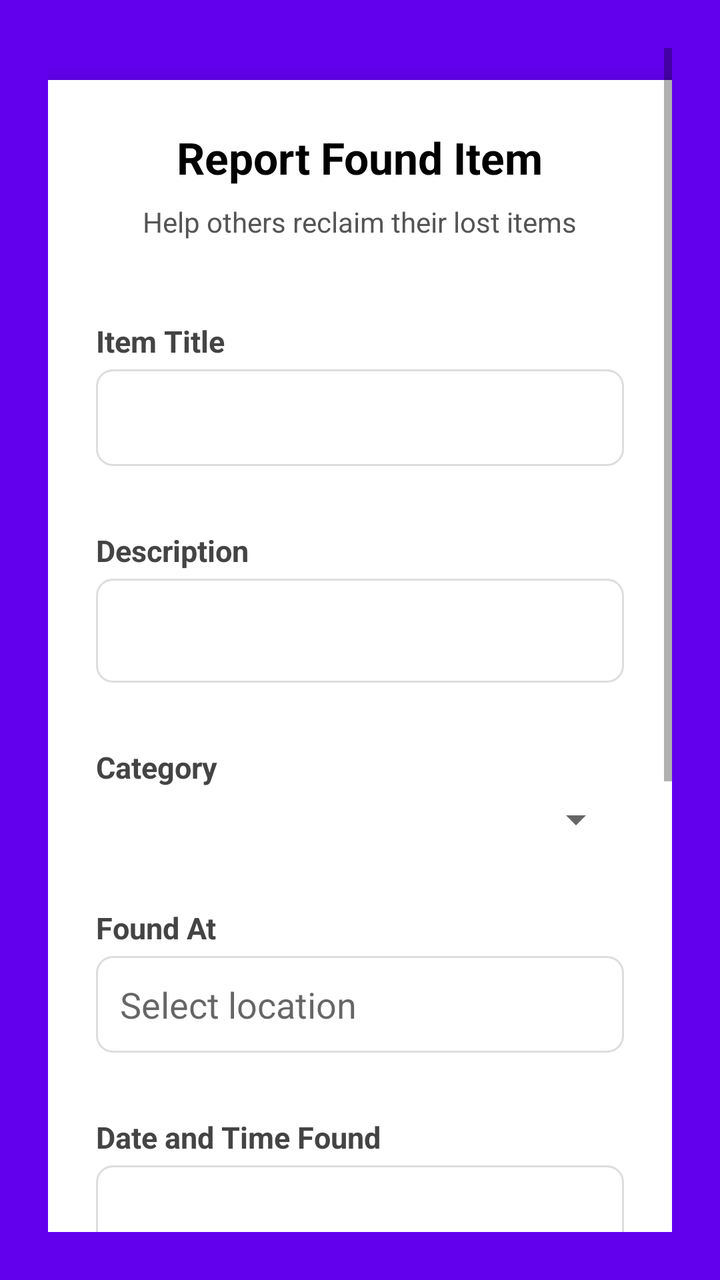
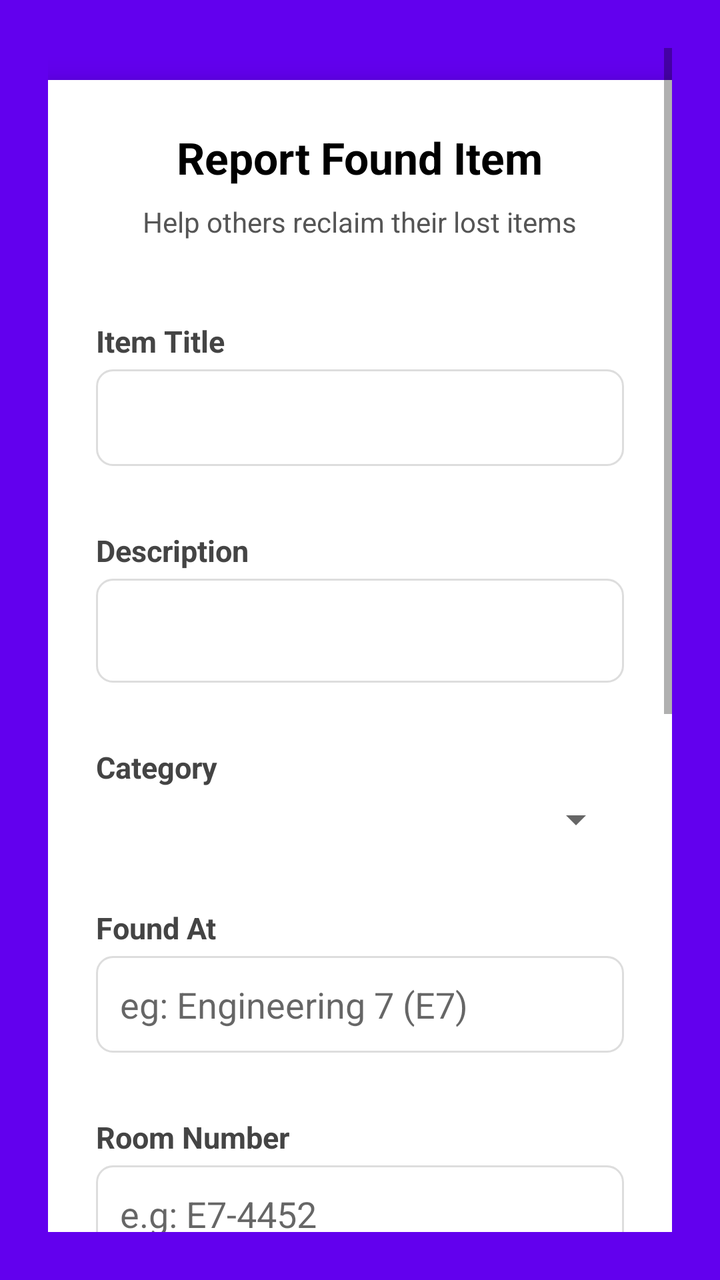

An Android layout rendered at two revisions. The XML below is the earlier revision; the diff shows what the commit changed to produce the second picture.
<!-- AndroidManifest.xml: application theme Theme.WatUFound -->
<!-- res/layout/fragment_found_form.xml -->
<?xml version="1.0" encoding="utf-8"?>
<ScrollView xmlns:android="http://schemas.android.com/apk/res/android"
    xmlns:tools="http://schemas.android.com/tools"
    android:fitsSystemWindows="true"
    android:layout_width="match_parent"
    android:layout_height="match_parent"
    android:background="@color/purple_500"
    android:padding="24dp">

    <LinearLayout
        android:layout_width="match_parent"
        android:layout_height="wrap_content"
        android:orientation="vertical"
        android:gravity="center_horizontal">

        
        <LinearLayout
            android:layout_width="match_parent"
            android:layout_height="wrap_content"
            android:orientation="vertical"
            android:background="@android:color/white"
            android:elevation="8dp"
            android:padding="24dp"
            android:layout_marginTop="16dp"
            android:layout_marginBottom="24dp"
            android:clipToPadding="false"
            android:layout_gravity="center">

            
            <TextView
                android:layout_width="wrap_content"
                android:layout_height="wrap_content"
                android:text="Report Found Item"
                android:textSize="22sp"
                android:textStyle="bold"
                android:textColor="@android:color/black"
                android:layout_gravity="center_horizontal"
                android:layout_marginBottom="8dp" />

            
            <TextView
                android:layout_width="wrap_content"
                android:layout_height="wrap_content"
                android:text="Help others reclaim their lost items"
                android:textSize="14sp"
                android:textColor="#555555"
                android:layout_gravity="center_horizontal"
                android:layout_marginBottom="24dp" />

            
            <TextView
                style="@style/TextLabel"
                android:text="Item Title" />

            <EditText
                android:id="@+id/itemTitleInput"
                style="@style/InputField" />

            
            <TextView
                style="@style/TextLabel"
                android:text="Description" />

            <EditText
                android:id="@+id/descriptionInput"
                style="@style/InputField"
                android:layout_height="52dp"
                android:gravity="top"
                android:inputType="textMultiLine"
                android:minLines="3" />

            
            <TextView
                style="@style/TextLabel"
                android:text="Category" />

            <Spinner
                android:id="@+id/categorySpinner"
                style="@style/SpinnerField" />

            
            <TextView
                style="@style/TextLabel"
                android:text="Found At" />

            <AutoCompleteTextView
                android:id="@+id/foundAtInput"
                android:layout_width="match_parent"
                android:layout_height="wrap_content"
                android:hint="Select location"
                android:inputType="text"
                android:background="@drawable/input_field_background"
                android:padding="12dp"
                android:layout_marginBottom="16dp"
                android:dropDownHeight="200dp"
                android:completionThreshold="1" />

            
            <com.google.android.gms.maps.MapView
                android:id="@+id/mapViewPreview"
                android:layout_width="match_parent"
                android:layout_height="200dp"
                android:layout_marginBottom="16dp"
                android:visibility="gone" />

            
            <TextView
                style="@style/TextLabel"
                android:text="Date and Time Found" />

            <EditText
                android:id="@+id/dateTimeInput"
                style="@style/InputField"
                android:focusable="false"
                android:clickable="true"
                android:inputType="none" />

            
            <LinearLayout
                android:layout_width="match_parent"
                android:layout_height="wrap_content"
                android:orientation="horizontal"
                android:gravity="center_vertical"
                android:layout_marginTop="16dp"
                android:layout_marginBottom="8dp">
                <Switch
                    android:id="@+id/switch_anonymous"
                    android:layout_width="wrap_content"
                    android:layout_height="wrap_content"
                    android:text=""
                    android:layout_marginEnd="12dp" />
                <TextView
                    style="@style/TextLabel"
                    android:text="Post anonymously"
                    android:layout_marginTop="0dp"
                    android:layout_marginBottom="0dp" />
            </LinearLayout>

            
            <ImageView
                android:id="@+id/imagePreview"
                android:layout_width="120dp"
                android:layout_height="120dp"
                android:layout_gravity="center_horizontal"
                android:layout_marginTop="16dp"
                android:layout_marginBottom="8dp"
                android:scaleType="centerCrop"
                android:src="@drawable/ic_launcher_foreground"
                android:background="@drawable/rounded_card_background"
                android:contentDescription="Image preview" />

            
            <Button
                android:id="@+id/buttonSelectImage"
                android:layout_width="wrap_content"
                android:layout_height="wrap_content"
                android:text="Upload Image"
                android:layout_gravity="center_horizontal"
                android:layout_marginBottom="16dp" />

            
            <Button
                android:id="@+id/submitButton"
                android:layout_width="match_parent"
                android:layout_height="wrap_content"
                android:text="Post Found Item"
                android:backgroundTint="@color/purple_500"
                android:textColor="@android:color/white"
                android:textAllCaps="false"
                android:layout_marginTop="24dp"
                android:padding="12dp" />
        </LinearLayout>
    </LinearLayout>
</ScrollView>
<!-- resources referenced by this layout -->
<resources>
  <color name="purple_500">#FF6200EE</color>
  <!-- drawable input_field_background (drawable) -->
  <?xml version="1.0" encoding="utf-8"?>
  <shape xmlns:android="http://schemas.android.com/apk/res/android"
      android:shape="rectangle">
  
      <solid android:color="@android:color/white" />
  
      <stroke
          android:width="1dp"
          android:color="#DDDDDD" />
  
      <corners android:radius="8dp" />
  </shape>
  <!-- drawable rounded_card_background (drawable) -->
  <?xml version="1.0" encoding="utf-8"?>
  <shape xmlns:android="http://schemas.android.com/apk/res/android"
      android:shape="rectangle">
      <solid android:color="#F8F9FA" />
      <corners android:radius="12dp" />
  </shape>
  <style name="InputField">
          <item name="android:layout_width">match_parent</item>
          <item name="android:layout_height">wrap_content</item>
          <item name="android:background">@drawable/input_field_background</item>
          <item name="android:padding">12dp</item>
          <item name="android:layout_marginBottom">16dp</item>
      </style>
  <style name="SpinnerField">
          <item name="android:layout_width">match_parent</item>
          <item name="android:layout_height">wrap_content</item>
          <item name="android:layout_marginBottom">16dp</item>
      </style>
  <style name="TextLabel">
          <item name="android:layout_width">match_parent</item>
          <item name="android:layout_height">wrap_content</item>
          <item name="android:textSize">15sp</item>
          <item name="android:textColor">#444444</item>
          <item name="android:textStyle">bold</item>
          <item name="android:layout_marginTop">16dp</item>
          <item name="android:layout_marginBottom">4dp</item>
      </style>
  <style name="Theme.WatUFound" parent="Theme.MaterialComponents.DayNight.NoActionBar">
          
          <item name="colorPrimary">@color/purple_500</item>
          <item name="colorPrimaryVariant">@color/purple_700</item>
          <item name="colorOnPrimary">@color/white</item>
          
          <item name="colorSecondary">@color/teal_200</item>
          <item name="colorSecondaryVariant">@color/teal_700</item>
          <item name="colorOnSecondary">@color/black</item>
          
          <item name="android:statusBarColor">?attr/colorPrimaryVariant</item>
          
      </style>
  <color name="purple_700">#FF3700B3</color>
  <color name="white">#FFFFFFFF</color>
  <color name="teal_200">#FF03DAC5</color>
  <color name="teal_700">#FF018786</color>
  <color name="black">#FF000000</color>
  <!-- unchanged entries left out for length: 1 -->
</resources>

<!-- the commit's change to res/layout/fragment_found_form.xml (unified diff, before → after) -->
@@ -87,13 +87,26 @@
                 android:id="@+id/foundAtInput"
                 android:layout_width="match_parent"
                 android:layout_height="wrap_content"
-                android:hint="Select location"
+                android:hint="eg: Engineering 7 (E7)"
                 android:inputType="text"
                 android:background="@drawable/input_field_background"
                 android:padding="12dp"
                 android:layout_marginBottom="16dp"
                 android:dropDownHeight="200dp"
                 android:completionThreshold="1" />
+
+            
+            <TextView
+                style="@style/TextLabel"
+                android:text="Room Number" />
+
+            <EditText
+                android:id="@+id/roomNumberInput"
+                style="@style/InputField"
+                android:hint="e.g: E7-4452"
+                android:inputType="text"
+                android:layout_marginBottom="16dp" />
+
 
             
             <com.google.android.gms.maps.MapView
@@ -115,26 +128,6 @@
                 android:clickable="true"
                 android:inputType="none" />
 
-            
-            <LinearLayout
-                android:layout_width="match_parent"
-                android:layout_height="wrap_content"
-                android:orientation="horizontal"
-                android:gravity="center_vertical"
-                android:layout_marginTop="16dp"
-                android:layout_marginBottom="8dp">
-                <Switch
-                    android:id="@+id/switch_anonymous"
-                    android:layout_width="wrap_content"
-                    android:layout_height="wrap_content"
-                    android:text=""
-                    android:layout_marginEnd="12dp" />
-                <TextView
-                    style="@style/TextLabel"
-                    android:text="Post anonymously"
-                    android:layout_marginTop="0dp"
-                    android:layout_marginBottom="0dp" />
-            </LinearLayout>
 
             
             <ImageView
@@ -159,6 +152,27 @@
                 android:layout_marginBottom="16dp" />
 
             
+            <LinearLayout
+                android:layout_width="match_parent"
+                android:layout_height="wrap_content"
+                android:orientation="horizontal"
+                android:gravity="center_vertical"
+                android:layout_marginTop="16dp"
+                android:layout_marginBottom="8dp">
+                <Switch
+                    android:id="@+id/switch_anonymous"
+                    android:layout_width="wrap_content"
+                    android:layout_height="wrap_content"
+                    android:text=""
+                    android:layout_marginEnd="12dp" />
+                <TextView
+                    style="@style/TextLabel"
+                    android:text="Post anonymously"
+                    android:layout_marginTop="0dp"
+                    android:layout_marginBottom="0dp" />
+            </LinearLayout>
+
+            
             <Button
                 android:id="@+id/submitButton"
                 android:layout_width="match_parent"
